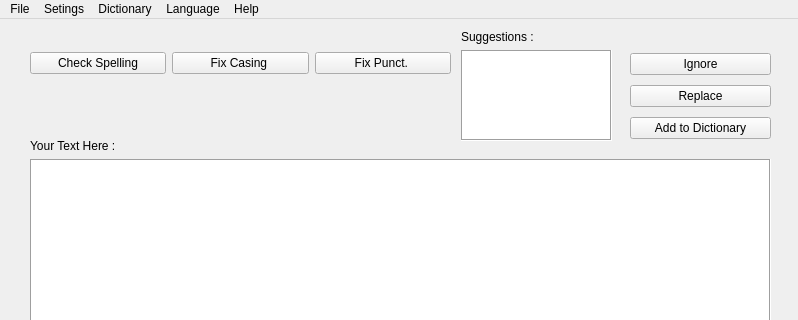
First picture: the form in mainwindow.ui, repository mohammadKhalifa/C-Spell, before the edit; both pictures show x 0 to 798 and y 0 to 320 of the 798 by 575 pixel window.
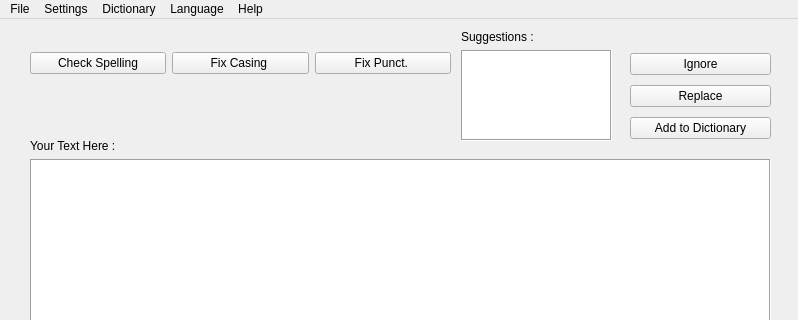
Second picture: the form after the edit.

Commit message: fixed setings to settings

The edit to the form file:
```diff
--- a/mainwindow.ui
+++ b/mainwindow.ui
@@ -190,7 +190,7 @@
    </widget>
    <widget class="QMenu" name="menuSetings">
     <property name="title">
-     <string>Setings</string>
+     <string>Settings</string>
     </property>
    </widget>
    <addaction name="menuFile"/>
```
The commit also changes 1 other file.
